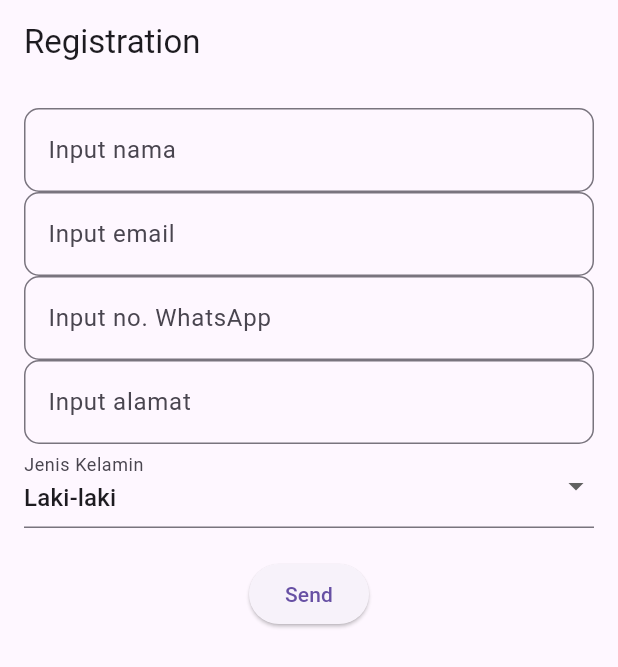
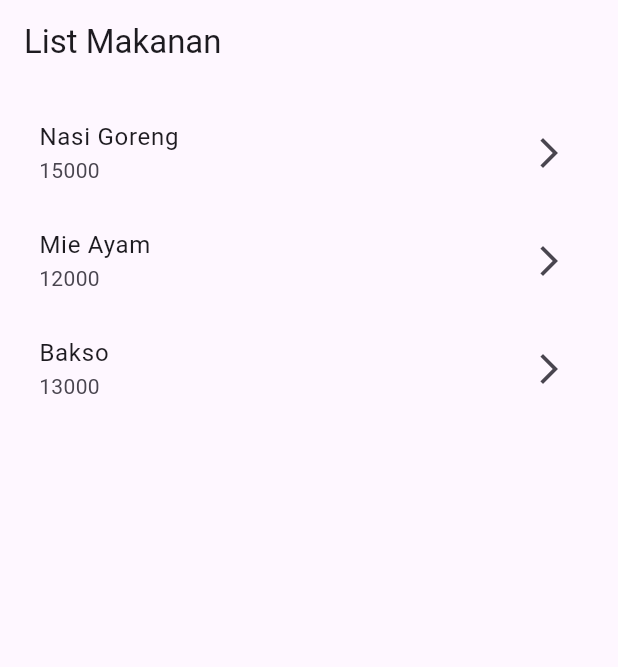
Before and after one commit to DevilsAprentice/Flutter, a Flutter app: the screen it shows after launch, on a phone screen of 412 x 824 dp. Shown: the top 667 px of the screen. Run offline on Flutter 3.47's test engine with Material 3 defaults, Android fonts, the phone set to English and light mode, and no system bars; our stand-ins replace get.

Commit message:
list makanan

```diff
--- a/lib/component/custom_textfield.dart
+++ b/lib/component/custom_textfield.dart
@@ -19,7 +19,6 @@ class CustomTextfield extends StatelessWidget {
   Widget build(BuildContext context) {
     return TextField(
       controller: txtController,
-      keyboardType: TextInputType.number,
       inputFormatters: [
 
       ],
--- /dev/null
+++ b/lib/controllers/detail_list_makanan.dart
@@ -0,0 +1,13 @@
+import 'package:get/get.dart';
+import 'package:test_app/models/makanan_model.dart';
+
+class DetailMakananController extends GetxController {
+  late MakananModel makanan;
+
+  @override
+  void onInit() {
+    super.onInit();
+
+    makanan = Get.arguments as MakananModel;
+  }
+}
--- /dev/null
+++ b/lib/controllers/list_makanan_controler.dart
@@ -0,0 +1,32 @@
+
+import 'package:get/get.dart';
+import 'package:test_app/models/makanan_model.dart';
+
+class ListMakananController extends GetxController {
+  final listMakanan = <MakananModel>[
+  MakananModel(
+    namaMakanan: 'Nasi Goreng',
+    harga: '15000',
+    deskripsi: 'Nasi goreng dengan telur.',
+    review: 'Rasanya gurih.',
+    rating: 4.8,
+    gambar: 'assets/images/nasi_goreng.jpg',
+  ),
+  MakananModel(
+    namaMakanan: 'Mie Ayam',
+    harga: '12000',
+    deskripsi: 'Mie dengan topping ayam.',
+    review: 'Mienya lembut.',
+    rating: 4.6,
+    gambar: 'assets/images/mie_ayam.jpg',
+  ),
+  MakananModel(
+    namaMakanan: 'Bakso',
+    harga: '13000',
+    deskripsi: 'Bakso sapi dengan kuah hangat dan mi.',
+    review: 'Kuahnya gurih dan cocok dimakan saat hangat.',
+    rating: 4.7,
+    gambar: 'assets/images/bakso.jpg',
+  ),
+];
+}
--- a/lib/main.dart
+++ b/lib/main.dart
@@ -1,8 +1,6 @@
-
 import 'package:flutter/material.dart';
 import 'package:get/get.dart';
-import 'package:test_app/Routes.dart';
-import 'calculator_page.dart';
+import 'routes.dart';
 
 void main() {
   runApp(const MyApp());
@@ -13,9 +11,10 @@ class MyApp extends StatelessWidget {
 
   @override
   Widget build(BuildContext context) {
-     return GetMaterialApp(
+    return GetMaterialApp(
       title: "Belajar Flutter PPLG 3",
-      initialRoute: Routes.registration,
+      debugShowCheckedModeBanner: false,
+      initialRoute: Routes.listMakanan,
       getPages: Routes.myPages,
     );
   }
--- /dev/null
+++ b/lib/models/makanan_model.dart
@@ -0,0 +1,19 @@
+
+class MakananModel {
+  String namaMakanan;
+  String harga;
+  String deskripsi;
+  String review;
+  double rating;
+    String gambar;
+
+  MakananModel({
+    required this.namaMakanan,
+    required this.harga,
+    required this.deskripsi,
+    required this.review,
+    required this.rating,
+     required this.gambar,
+
+  });
+}
--- /dev/null
+++ b/lib/pages/list_makanan_page.dart
@@ -0,0 +1,41 @@
+import 'package:flutter/material.dart';
+import 'package:test_app/controllers/list_makanan_controler.dart';
+import 'package:get/get.dart';
+import 'package:test_app/pages/detail_list_makanan.dart';
+import 'package:test_app/routes.dart';
+
+
+class ListMakananPage extends StatelessWidget {
+  ListMakananPage({super.key});
+
+  final controller = Get.put(ListMakananController());
+
+  @override
+  Widget build(BuildContext context) {
+    return Scaffold(
+      appBar: AppBar(title: Text("List Makanan"),),
+      body: Container(
+        margin: EdgeInsets.all(10),
+        child: ListView.builder(
+          itemCount: controller.listMakanan.length,
+          itemBuilder: (context, index) {
+            final makanan = controller.listMakanan[index];
+            return InkWell(
+              onTap: () {
+                Get.toNamed(
+                  Routes.detailMakanan,
+                  arguments: makanan,
+                );
+              },
+              child: ListTile(
+                title: Text(makanan.namaMakanan),
+                subtitle: Text(makanan.harga),
+                trailing: Icon(Icons.arrow_forward_ios),
+              ),
+            );
+          },
+        ),
+      ),
+    );
+  }
+}
--- a/lib/pages/registration_page.dart
+++ b/lib/pages/registration_page.dart
@@ -1,5 +1,7 @@
+
 import 'package:flutter/material.dart';
 import 'package:get/get.dart';
+import 'package:test_app/component/custom_button.dart';
 import '../Routes.dart';
 import '../component/custom_textfield.dart';
 
@@ -18,9 +20,12 @@ class RegistrationPage extends StatelessWidget {
     return Scaffold(
       appBar: AppBar(
         title: const Text("Registration"),
+
       ),
+
       body: Padding(
         padding: const EdgeInsets.all(16),
+
         child: Column(
           children: [
             CustomTextfield(
@@ -29,11 +34,15 @@ class RegistrationPage extends StatelessWidget {
               radius: 10,
             ),
 
+            const SizedBox(height: 10),
+
             CustomTextfield(
               myHint: "Input email",
               txtController: txtEmail,
               radius: 10,
             ),
+
+            const SizedBox(height: 10),
 
             CustomTextfield(
               myHint: "Input no. WhatsApp",
@@ -41,11 +50,15 @@ class RegistrationPage extends StatelessWidget {
               radius: 10,
             ),
 
+            const SizedBox(height: 10),
+
             CustomTextfield(
               myHint: "Input alamat",
               txtController: txtAlamat,
               radius: 10,
             ),
+
+            const SizedBox(height: 10),
 
             DropdownButtonFormField<String>(
               value: jenisKelamin,
@@ -69,7 +82,7 @@ class RegistrationPage extends StatelessWidget {
 
             const SizedBox(height: 20),
 
-            ElevatedButton(
+            CustomButton(
               onPressed: () {
                 Get.toNamed(
                   Routes.confirmRegistration,
@@ -82,7 +95,7 @@ class RegistrationPage extends StatelessWidget {
                   },
                 );
               },
-              child: const Text("Send"),
+              text: 'Send',
             ),
           ],
         ),
--- a/lib/routes.dart
+++ b/lib/routes.dart
@@ -1,17 +1,32 @@
+
 import 'package:get/get.dart';
 import 'package:test_app/pages/confrim_registration.dart';
+import 'package:test_app/pages/detail_list_makanan.dart';
 import 'package:test_app/pages/registration_page.dart';
+import 'package:test_app/pages/list_makanan_page.dart';
 
 class Routes {
-  // list pages yang ada di aplikasi
   static const String registration = "/registration";
   static const String confirmRegistration = "/confirmRegistration";
-  // dll login , kalkulator
+  static const String listMakanan = "/listMakanan";
+  static const String detailMakanan = "/detailMakanan";
 
-  // kita tampung kedalam array yang akan kita pasang ke main dart
   static final myPages = [
-    GetPage(name: registration, page: () => RegistrationPage()),
-    GetPage(name: confirmRegistration, page: () => ConfirmRegistrationPage()),
-    // others page here dll
+    GetPage(
+      name: registration,
+      page: () => RegistrationPage(),
+    ),
+    GetPage(
+      name: confirmRegistration,
+      page: () => ConfirmRegistrationPage(),
+    ),
+    GetPage(
+      name: listMakanan,
+      page: () => ListMakananPage(),
+    ),
+     GetPage(
+      name: detailMakanan,
+      page: () => DetailMakananPage(),
+    ),
   ];
 }
```
Also changed, not shown: lib/component/custom_button.dart (+2 -8 lines), lib/pages/confrim_registration.dart (+27 -8 lines), lib/pages/detail_list_makanan.dart (added, +66 -0 lines), pubspec.yaml (+6 -4 lines), assets/Images/bakso.jpg (added), assets/Images/mie_ayam.jpg (added), assets/Images/nasi_goreng.jpg (added), pubspec.lock, 1 other file.
